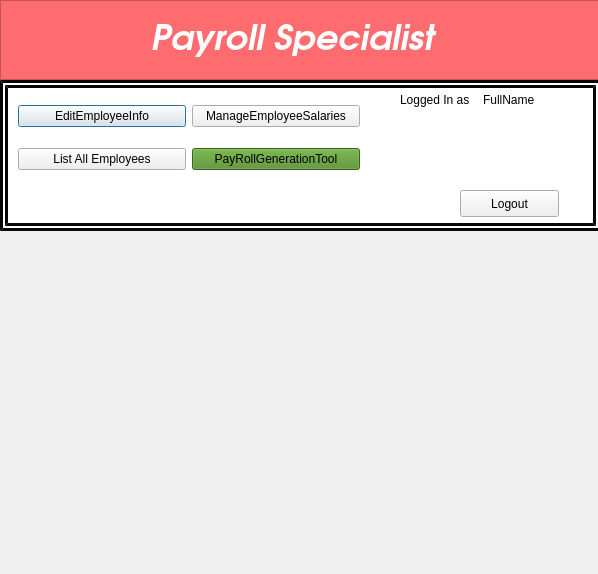
This is TeamOOPS_cuNICS/payrolldialog.ui in MA-Repos/cuNICS as Qt 5 draws it before an edit. The edited form follows.
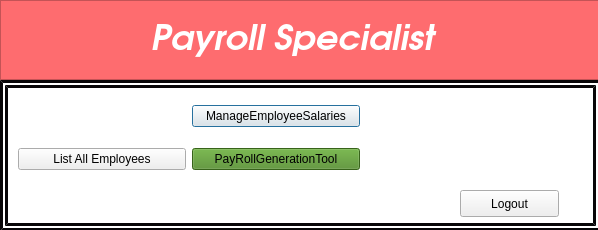
This is the edited form.

```diff
--- a/TeamOOPS_cuNICS/payrolldialog.ui
+++ b/TeamOOPS_cuNICS/payrolldialog.ui
@@ -7,7 +7,7 @@
     <x>0</x>
     <y>0</y>
     <width>598</width>
-    <height>574</height>
+    <height>230</height>
    </rect>
   </property>
   <property name="windowTitle">
@@ -92,17 +92,6 @@
      </rect>
     </property>
     <layout class="QGridLayout" name="gridLayout">
-     <item row="0" column="0">
-      <widget class="QPushButton" name="EditEmpInfo_button">
-       <property name="styleSheet">
-        <string notr="true">
-color: rgb(0, 0, 0);</string>
-       </property>
-       <property name="text">
-        <string>EditEmployeeInfo</string>
-       </property>
-      </widget>
-     </item>
      <item row="0" column="1">
       <widget class="QPushButton" name="manageSalaries_button">
        <property name="styleSheet">
@@ -138,32 +127,6 @@
      </item>
     </layout>
    </widget>
-   <widget class="QWidget" name="layoutWidget">
-    <property name="geometry">
-     <rect>
-      <x>400</x>
-      <y>10</y>
-      <width>159</width>
-      <height>19</height>
-     </rect>
-    </property>
-    <layout class="QHBoxLayout" name="horizontalLayout">
-     <item>
-      <widget class="QLabel" name="label">
-       <property name="text">
-        <string>Logged In as</string>
-       </property>
-      </widget>
-     </item>
-     <item>
-      <widget class="QLabel" name="fullname">
-       <property name="text">
-        <string>FullName</string>
-       </property>
-      </widget>
-     </item>
-    </layout>
-   </widget>
    <widget class="QPushButton" name="pushButton">
     <property name="geometry">
      <rect>
```
